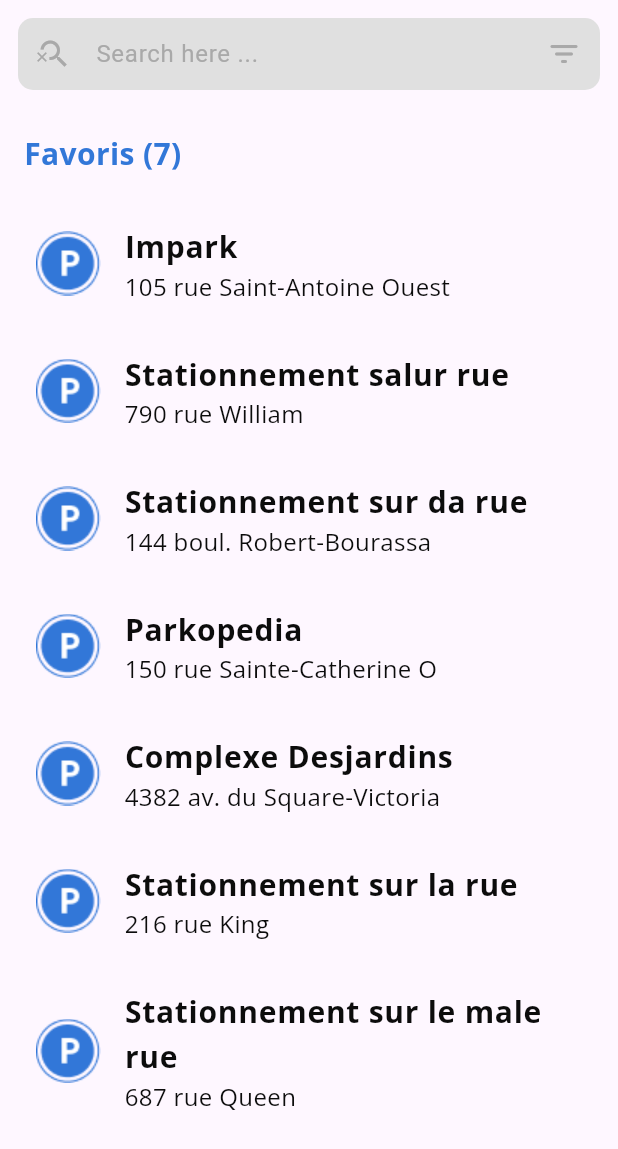
After one commit to kimoo112/Parking-Point, a Flutter app: the SearchView screen opened directly, on a phone screen of 412 x 824 dp. The commit adds this screen. Shown: the top 1149 px of the screen. Run offline on Flutter 3.47's test engine with Material 3 defaults, Android fonts, the phone set to English and light mode, and no system bars; our stand-ins replace flutter_map, geolocator, go_router, latlong2, permission_handler, persistent_bottom_nav_bar and 1 more; project files that could hold a hidden picture were left out.

Commit message:
Add search functionality and search view
- Added search functionality to filter search results based on user input.
- Created a new SearchView to display search results with custom text fields.

```diff
--- a/lib/core/utils/app_assets.dart
+++ b/lib/core/utils/app_assets.dart
@@ -16,4 +16,8 @@ class Assets {
   /// Assets for imagesOnboarding3
   /// assets/images/onboarding_3.png
   static const String imagesOnboarding3 = "assets/images/onboarding_3.png";
+
+  /// Assets for imagesSearchImage
+  /// assets/images/search_image.png
+  static const String imagesSearchImage = "assets/images/search_image.png";
 }
--- a/lib/core/utils/app_text_styles.dart
+++ b/lib/core/utils/app_text_styles.dart
@@ -13,6 +13,24 @@ abstract class CustomTextStyles {
     fontSize: 20,
     fontWeight: FontWeight.w400,
     color: AppColors.primaryColor,
+    fontFamily: "Open Sans",
+  );
+    static final openSansBoldstyle20 = TextStyle(
+    fontSize: 20,
+    fontWeight: FontWeight.bold,
+    color: AppColors.black,
+    fontFamily: "Open Sans",
+  );
+      static final openSansBoldstyle20Blue = TextStyle(
+    fontSize: 20,
+    fontWeight: FontWeight.bold,
+  color: AppColors.primaryColor,
+    fontFamily: "Open Sans",
+  );
+      static final openSans400style16Black = TextStyle(
+    fontSize: 16,
+    fontWeight: FontWeight.w400,
+    color: AppColors.black,
     fontFamily: "Open Sans",
   );
   static final montserrat400style16 = TextStyle(
--- a/lib/features/auth/presentation/widgets/custom_text_field.dart
+++ b/lib/features/auth/presentation/widgets/custom_text_field.dart
@@ -5,12 +5,15 @@ class CustomTextField extends StatelessWidget {
   final String? hintText;
   final TextEditingController? controller;
   final IconData? icon;
-
+  final IconData? suffIcon;
+final Function(String)? onChanged;
   const CustomTextField({
     Key? key,
     this.hintText,
     this.controller,
     this.icon,
+    this.suffIcon,
+    this.onChanged,
   }) : super(key: key);
 
   @override
@@ -22,11 +25,13 @@ class CustomTextField extends StatelessWidget {
         borderRadius: BorderRadius.circular(10.0),
       ),
       child: TextField(
+        onChanged:onChanged ,
         controller: controller,
         decoration: InputDecoration(
           prefixIcon: Icon(icon,color: AppColors.darkGrey),
           hintStyle: TextStyle(color: AppColors.darkGrey),
           hintText: hintText,
+          suffixIcon: Icon(suffIcon,color: AppColors.darkGrey),
           contentPadding:
               const EdgeInsets.symmetric(horizontal: 16.0, vertical: 12.0),
           border: InputBorder.none,
--- a/lib/features/home/presentation/views/home_navbar.dart
+++ b/lib/features/home/presentation/views/home_navbar.dart
@@ -1,5 +1,6 @@
 import 'package:flutter/material.dart';
 import 'package:parking_app/features/home/presentation/views/home_view.dart';
+import 'package:parking_app/features/search/presentation/views/search_view.dart';
 import 'package:persistent_bottom_nav_bar/persistent_tab_view.dart';
 
 import '../../../../core/utils/app_colors.dart';
@@ -35,7 +36,7 @@ class HomeNavBarWidget extends StatelessWidget {
 List<Widget> _buildScreens() {
   return [
     const HomeView(),
-    const HomeView(),
+    const SearchView(),
     const HomeView(),
     const HomeView(),
   ];
--- /dev/null
+++ b/lib/features/search/presentation/data/model/search_model.dart
@@ -0,0 +1,40 @@
+class SearchModel {
+  final String title;
+  final String subTitle;
+
+  SearchModel({
+    required this.title,
+    required this.subTitle,
+  });
+}
+
+List<SearchModel> getSearchData = [
+  SearchModel(
+    title: 'Impark',
+    subTitle: '105 rue Saint-Antoine Ouest',
+  ),
+  SearchModel(
+    title: 'Stationnement salur rue',
+    subTitle: '790 rue William',
+  ),
+  SearchModel(
+    title: 'Stationnement sur da rue',
+    subTitle: '144 boul. Robert-Bourassa',
+  ),
+  SearchModel(
+    title: 'Parkopedia',
+    subTitle: '150 rue Sainte-Catherine O',
+  ),
+  SearchModel(
+    title: 'Complexe Desjardins',
+    subTitle: '4382 av. du Square-Victoria',
+  ),
+  SearchModel(
+    title: 'Stationnement sur la rue',
+    subTitle: '216 rue King',
+  ),
+  SearchModel(
+    title: 'Stationnement sur le male rue',
+    subTitle: '687 rue Queen',
+  ),
+];
--- /dev/null
+++ b/lib/features/search/presentation/views/search_view.dart
@@ -0,0 +1,70 @@
+import 'package:flutter/material.dart';
+import 'package:parking_app/core/utils/app_assets.dart';
+import 'package:parking_app/core/utils/app_text_styles.dart';
+import 'package:parking_app/features/auth/presentation/widgets/custom_text_field.dart';
+
+import '../data/model/search_model.dart';
+
+class SearchView extends StatefulWidget {
+  const SearchView({Key? key}) : super(key: key);
+
+  @override
+  State<SearchView> createState() => _SearchViewState();
+}
+
+class _SearchViewState extends State<SearchView> {
+  bool isEmpty = false;
+  List<SearchModel> searchedList = getSearchData;
+  Future<void> searchForProducts(String value) async {
+    searchedList = getSearchData
+        .where((element) =>
+            element.title.toLowerCase().contains(value.toLowerCase()))
+        .toList();
+    isEmpty = searchedList.isEmpty;
+    setState(() {});
+  }
+
+  @override
+  Widget build(BuildContext context) {
+    return SafeArea(
+      child: Scaffold(
+          body: Column(
+        crossAxisAlignment: CrossAxisAlignment.start,
+        children: <Widget>[
+          CustomTextField(
+            onChanged: (p0) {
+              searchForProducts(p0);
+            },
+            icon: Icons.search_off,
+            hintText: 'Search here ...',
+            suffIcon: Icons.filter_list_rounded,
+          ),
+          Padding(
+            padding: const EdgeInsets.all(16.0),
+            child: Text('Favoris (${searchedList.length})',
+                style: CustomTextStyles.openSansBoldstyle20Blue),
+          ),
+          Expanded(
+            child: ListView.builder(
+                itemCount: searchedList.length,
+                itemBuilder: (context, index) {
+                  return Padding(
+                    padding: const EdgeInsets.all(8.0),
+                    child: ListTile(
+                      leading: Image.asset(Assets.imagesSearchImage),
+                      title: Text(
+                        searchedList[index].title,
+                        style: CustomTextStyles.openSansBoldstyle20,
+                      ),
+                      subtitle: Text(getSearchData[index].subTitle,
+                          style: CustomTextStyles.openSans400style16Black),
+                      onTap: () {},
+                    ),
+                  );
+                }),
+          )
+        ],
+      )),
+    );
+  }
+}
```
Also changed, not shown: assets/images/search_image.png (added), 1 other file.
